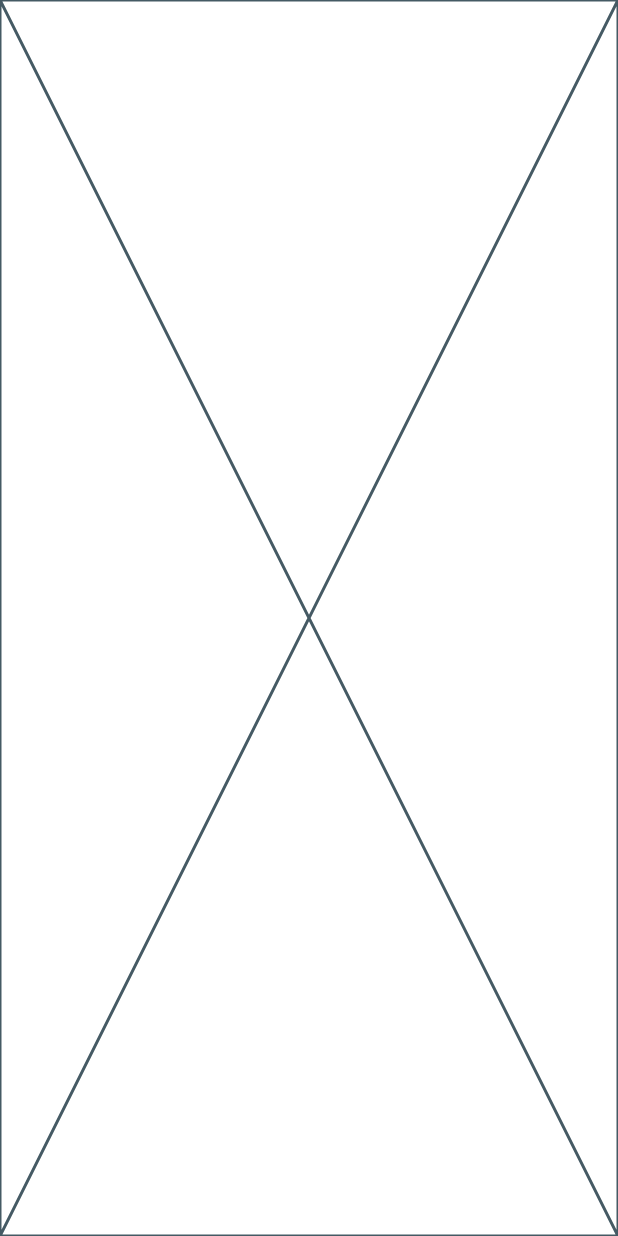
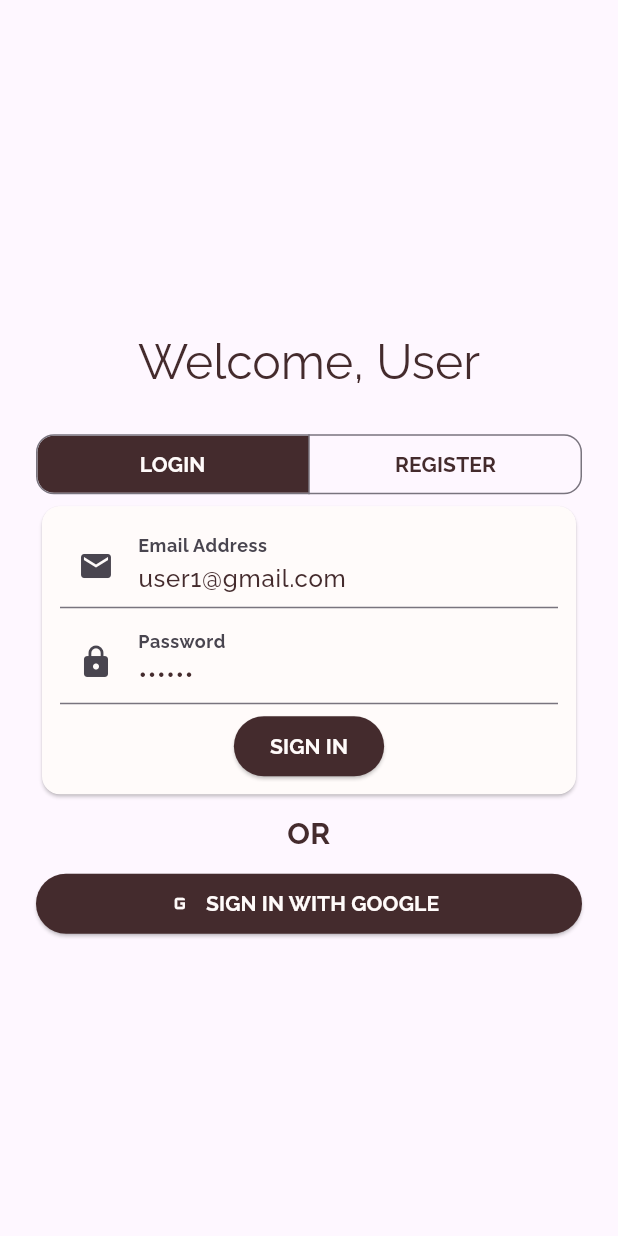
Before and after one commit to Ananyakumar186/firebase_user_app, a Flutter app: the screen it shows after launch, on a phone screen of 412 x 824 dp. Run offline on Flutter 3.47's test engine with Material 3 defaults, Android fonts, the phone set to English and light mode, and no system bars; our stand-ins replace cloud_firestore, firebase_auth, firebase_core, flutter_easyloading, google_fonts; accounts and stored records are empty.

Commit message:
login and register functionality with models

```diff
--- /dev/null
+++ b/lib/auth/auth_service.dart
@@ -0,0 +1,18 @@
+
+import 'package:firebase_auth/firebase_auth.dart';
+
+class AuthService {
+  static final FirebaseAuth _auth = FirebaseAuth.instance;
+
+  static User? get currentUser => _auth.currentUser;
+
+  static Future<User> register(String email, String password) async{
+   final credential = await _auth.createUserWithEmailAndPassword(email: email, password: password);
+   return credential.user!;
+  }
+
+  static Future<User> login(String email, String password) async {
+    final userLogged = await _auth.signInWithEmailAndPassword(email: email, password: password);
+    return userLogged.user!;
+  }
+}
--- /dev/null
+++ b/lib/customWidgets/login_section.dart
@@ -0,0 +1,121 @@
+import 'package:firebase_auth/firebase_auth.dart';
+import 'package:flutter/material.dart';
+import 'package:flutter_easyloading/flutter_easyloading.dart';
+import 'package:provider/provider.dart';
+import 'package:sklens_user_app/utils/colors.dart';
+
+import '../auth/auth_service.dart';
+import '../providers/user_provider.dart';
+
+class LoginSection extends StatefulWidget {
+  final VoidCallback onSuccess;
+  final Function(String) onFailure;
+
+  const LoginSection(
+      {super.key, required this.onSuccess, required this.onFailure});
+
+  @override
+  State<LoginSection> createState() => _LoginSectionState();
+}
+
+class _LoginSectionState extends State<LoginSection> {
+  final _formKey = GlobalKey<FormState>();
+  final _emailController = TextEditingController();
+  final _passwordController = TextEditingController();
+
+  @override
+  void initState() {
+    _emailController.text = 'user1@gmail.com';
+    _passwordController.text = '123456';
+    super.initState();
+  }
+
+  @override
+  Widget build(BuildContext context) {
+    return Form(
+      key: _formKey,
+      child: Column(
+        children: [
+          Padding(
+            padding: const EdgeInsets.all(4.0),
+            child: TextFormField(
+              controller: _emailController,
+              keyboardType: TextInputType.emailAddress,
+              decoration: const InputDecoration(
+                  prefixIcon: Icon(Icons.email),
+                  labelText: 'Email Address',
+                  labelStyle: TextStyle(fontWeight: FontWeight.bold)),
+              validator: (value) {
+                if (value == null || value.isEmpty) {
+                  return 'Provide a valid email address';
+                }
+                return null;
+              },
+            ),
+          ),
+          Padding(
+            padding: const EdgeInsets.all(4.0),
+            child: TextFormField(
+              controller: _passwordController,
+              obscureText: true,
+              decoration: const InputDecoration(
+                  prefixIcon: Icon(Icons.lock),
+                  labelText: 'Password',
+                  labelStyle: TextStyle(fontWeight: FontWeight.bold)),
+              validator: (value) {
+                if (value == null || value.isEmpty) {
+                  return 'Password must not be empty';
+                }
+                return null;
+              },
+            ),
+          ),
+          Align(
+            alignment: Alignment.center,
+            child: ElevatedButton(
+              onPressed: _login,
+              style: ElevatedButton.styleFrom(
+                backgroundColor: kShrineBrown900,
+                foregroundColor: kShrineSurfaceWhite,
+              ),
+              child: const Text(
+                'SIGN IN',
+                style: TextStyle(fontWeight: FontWeight.bold),
+              ),
+            ),
+          )
+        ],
+      ),
+    );
+  }
+
+  void _login() async {
+    if (_formKey.currentState!.validate()) {
+      EasyLoading.show(status: 'Please wait!');
+      final email = _emailController.text;
+      final password = _passwordController.text;
+
+      try {
+        await AuthService.login(email, password);
+        EasyLoading.dismiss();
+        _reset();
+        widget.onSuccess();
+      } on FirebaseAuthException catch (error) {
+        EasyLoading.dismiss();
+        widget.onFailure(error.message!);
+      }
+    }
+  }
+
+  void _reset() {
+    _emailController.text = '';
+    _passwordController.text = '';
+  }
+
+  @override
+  void dispose() {
+    _emailController.dispose();
+    _passwordController.dispose();
+    super.dispose();
+  }
+}
--- a/lib/main.dart
+++ b/lib/main.dart
@@ -1,28 +1,71 @@
 import 'package:flutter/material.dart';
 import 'package:firebase_core/firebase_core.dart';
+import 'package:flutter_easyloading/flutter_easyloading.dart';
+import 'package:google_fonts/google_fonts.dart';
+import 'package:provider/provider.dart';
+import 'package:sklens_user_app/pages/login_page.dart';
+import 'package:sklens_user_app/providers/user_provider.dart';
+import 'package:sklens_user_app/utils/colors.dart';
 import 'firebase_options.dart';
 void main() async {
   WidgetsFlutterBinding.ensureInitialized();
   await Firebase.initializeApp(
     options: DefaultFirebaseOptions.currentPlatform,
   );
-  runApp(const MyApp());
+  runApp(MultiProvider(providers: [
+    ChangeNotifierProvider(create: (context) => UserProvider()),
+  ],
+  child: const MyApp()));
 }
 
 class MyApp extends StatelessWidget {
   const MyApp({super.key});
 
+  ThemeData _buildShrineTheme(){
+    final ThemeData base = ThemeData.light(useMaterial3: true);
+    return base.copyWith(
+      colorScheme: base.colorScheme.copyWith(
+        primary: kShrinePink400,
+        onPrimary: kShrineBrown900,
+        secondary: kShrineBrown900,
+        error: kShrineErrorRed
+      ),
+      textTheme: _buildShrineTextTheme(GoogleFonts.ralewayTextTheme()),
+      textSelectionTheme: const TextSelectionThemeData(
+        selectionColor: kShrinePink100
+      )
+    );
+  }
+  TextTheme _buildShrineTextTheme(TextTheme base) {
+    return base.copyWith(
+      headlineSmall: base.headlineSmall!.copyWith(
+        fontWeight: FontWeight.w500,
+      ),
+      titleLarge: base.titleLarge!.copyWith(
+        fontSize: 18.0,
+      ),
+      bodySmall: base.bodySmall!.copyWith(
+        fontWeight: FontWeight.w400,
+        fontSize: 14.0
+      ),
+      bodyLarge: base.bodySmall!.copyWith(
+          fontWeight: FontWeight.w500,
+          fontSize: 16.0
+      ),
+    ).apply(
+      displayColor: kShrineBrown900,
+      bodyColor: kShrineBrown900,
+    );
+  }
   // This widget is the root of your application.
   @override
   Widget build(BuildContext context) {
     return MaterialApp(
       title: 'Flutter Demo',
+      theme: _buildShrineTheme(),
       debugShowCheckedModeBanner: false,
-      theme: ThemeData(
-        colorScheme: ColorScheme.fromSeed(seedColor: Colors.deepPurple),
-        useMaterial3: true,
-      ),
-      home: const Placeholder(),
+      builder: EasyLoading.init(),
+      home: const LoginPage(),
     );
   }
 }
--- /dev/null
+++ b/lib/pages/login_page.dart
@@ -0,0 +1,133 @@
+import 'package:flutter/material.dart';
+import 'package:sklens_user_app/customWidgets/login_section.dart';
+import 'package:sklens_user_app/customWidgets/registration_section.dart';
+import 'package:sklens_user_app/utils/colors.dart';
+import 'package:sklens_user_app/utils/helper_functions.dart';
+
+enum AuthChoice { login, register }
+
+class LoginPage extends StatefulWidget {
+  static const String routeName = '/login';
+
+  const LoginPage({super.key});
+
+  @override
+  State<LoginPage> createState() => _LoginPageState();
+}
+
+class _LoginPageState extends State<LoginPage> {
+  String _errMsg = '';
+  AuthChoice _authChoice = AuthChoice.login;
+
+  @override
+  Widget build(BuildContext context) {
+    return Scaffold(
+        body: Center(
+      child: ListView(
+        padding: const EdgeInsets.all(24.0),
+        shrinkWrap: true,
+        children: [
+          Padding(
+            padding: const EdgeInsets.all(24.0),
+            child: Text(
+              'Welcome, User',
+              style: Theme.of(context).textTheme.headlineLarge,
+              textAlign: TextAlign.center,
+            ),
+          ),
+          SegmentedButton<AuthChoice>(
+            style: ButtonStyle(
+              backgroundColor: WidgetStateProperty.resolveWith((states) {
+                if (states.contains(WidgetState.selected)) {
+                  return kShrineBrown900;
+                }
+                return null;
+              }),
+              foregroundColor: WidgetStateColor.resolveWith((states) {
+                if (states.contains(WidgetState.selected)) {
+                  return kShrineSurfaceWhite;
+                }
+                return kShrineBrown900;
+              }),
+              shape: WidgetStateProperty.resolveWith((states) {
+                return RoundedRectangleBorder(
+                    borderRadius: BorderRadius.circular(12.0));
+              }),
+            ),
+            showSelectedIcon: false,
+            segments: const [
+              ButtonSegment<AuthChoice>(
+                value: AuthChoice.login,
+                label: Text('LOGIN',style: TextStyle(fontWeight: FontWeight.bold)),
+              ),
+              ButtonSegment<AuthChoice>(
+                value: AuthChoice.register,
+                label: Text('REGISTER',style: TextStyle(fontWeight: FontWeight.bold)),
+              )
+            ],
+            selected: {_authChoice},
+            onSelectionChanged: (choice) {
+              setState(() {
+                _authChoice = choice.first;
+              });
+            },
+          ),
+          Card(
+            color: kShrineSurfaceWhite,
+            child: Padding(
+              padding: EdgeInsets.all(8.0),
+              child: AnimatedCrossFade(
+                firstChild: LoginSection(
+                  onSuccess: () {
+                    showMsg(context, 'User Logged in Successfully');
+                  },
+                  onFailure: (value) {
+                    setState(() {
+                      _errMsg = value;
+                    });
+                  },
+                ),
+                secondChild: RegistrationSection(
+                  onSuccess: () {
+                    showMsg(context, 'User Registered Successfully, Please Login!');
+                  },
+                  onFailure: (value) {
+                    setState(() {
+                      _errMsg = value;
+                    });
+                  },
+                ),
+                duration: const Duration(milliseconds: 500),
+                crossFadeState: _authChoice == AuthChoice.login
+                    ? CrossFadeState.showFirst
+                    : CrossFadeState.showSecond,
+              ),
+            ),
+          ),
+          if(_errMsg.isNotEmpty)
+            Padding(
+              padding: const EdgeInsets.all(8.0),
+              child: Text(_errMsg, style: TextStyle(fontSize: 18, color: Colors.red),),
+            ),
+          const Padding(
+            padding: EdgeInsets.all(8.0),
+            child: Text('OR', textAlign: TextAlign.center, style: TextStyle(fontSize: 20,fontWeight: FontWeight.bold),),
+          ),
+          ElevatedButton.icon(
+            style: ElevatedButton.styleFrom(
+              backgroundColor: kShrineBrown900,
+              foregroundColor: kShrineSurfaceWhite
+            ),
+            onPressed: _signInWithGoogle,
+            icon: const Icon(Icons.g_mobiledata),
+            label: const Text('SIGN IN WITH GOOGLE', style: TextStyle(fontWeight: FontWeight.bold),)
+          )
+
+        ],
+      ),
+    ));
+  }
+
+  void _signInWithGoogle() {
+  }
+}
--- /dev/null
+++ b/lib/providers/user_provider.dart
@@ -0,0 +1,19 @@
+import 'package:cloud_firestore/cloud_firestore.dart';
+import 'package:firebase_auth/firebase_auth.dart';
+import 'package:flutter/material.dart';
+import 'package:sklens_user_app/models/app_user.dart';
+
+import '../db/dbHelper.dart';
+
+class UserProvider extends ChangeNotifier {
+
+  Future<void> addUser({required User user, String? name, String? phone}) {
+    final appUser = AppUser(uid: user.uid,
+      email: user.email!,
+      userName: name,
+      phone: phone,
+      userCreationTime: Timestamp.fromDate(user.metadata.creationTime!));
+    return DbHelper.addUser(appUser);
+  }
+
+}
```
Also changed, not shown: lib/customWidgets/registration_section.dart (added, +165 -0 lines), lib/db/dbHelper.dart (added, +14 -0 lines), lib/models/app_user.dart (added, +39 -0 lines), lib/models/user_address.dart (added, +21 -0 lines).
